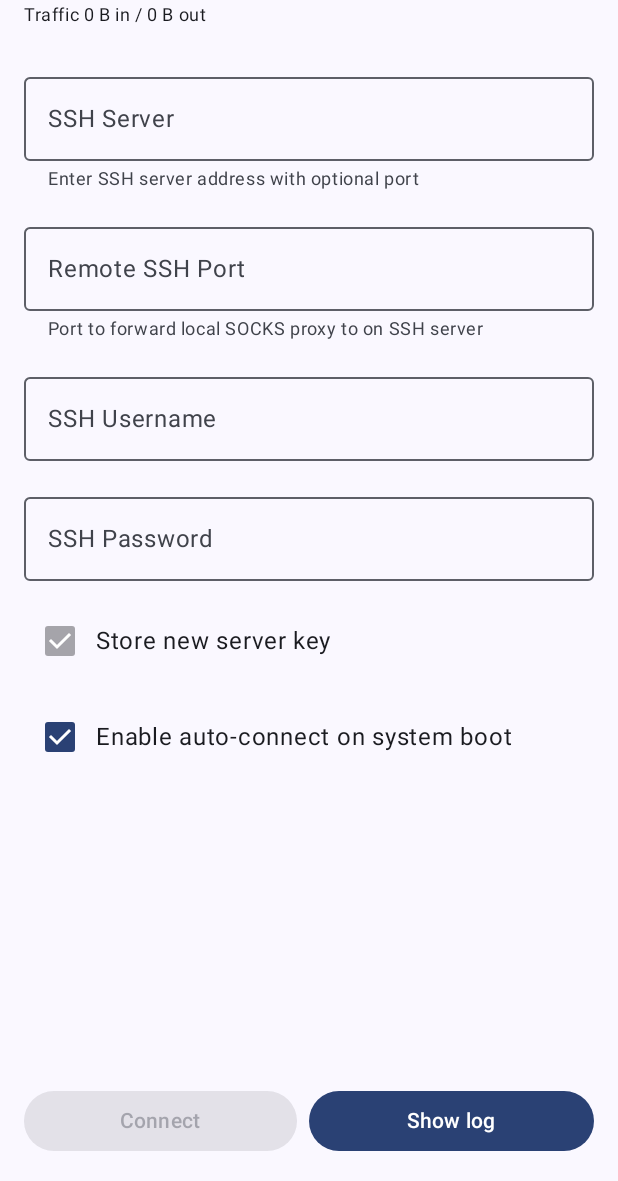
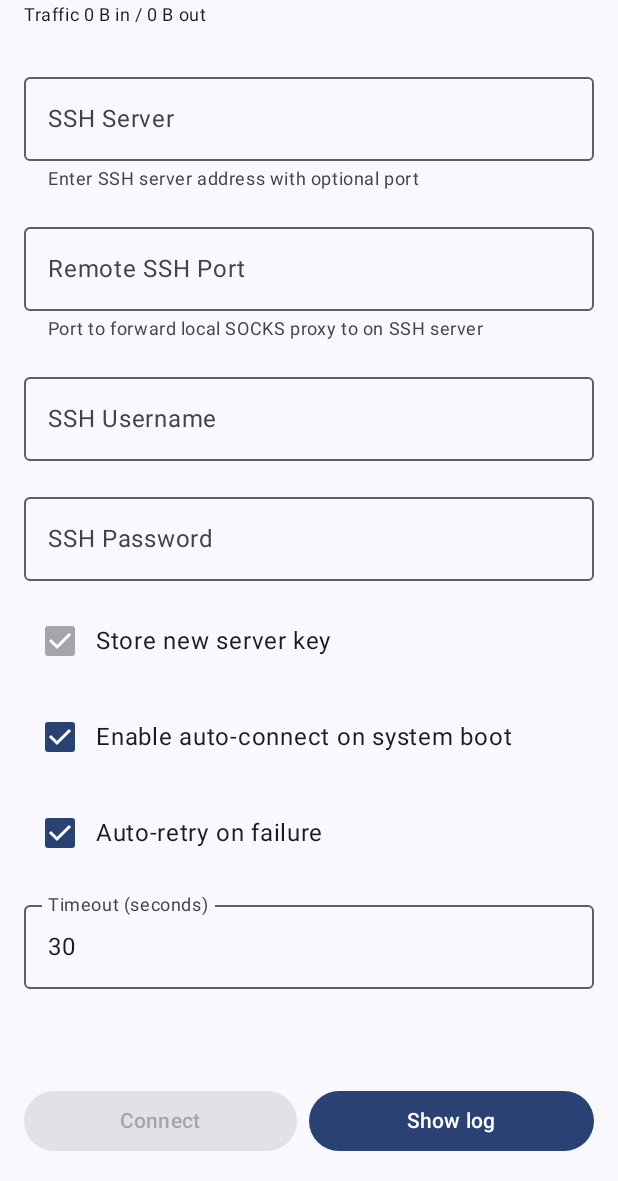
Before and after one commit to burbilog/android-as-proxy, an Android app built with Jetpack Compose: the screen it shows after launch (MainActivity), on a phone screen of 412 x 824 dp, the part 55-1236 px from its top. Run offline under Robolectric (Android 15) with nearby library versions, the light colour scheme and no system bars.

Commit message:
feat: ui for auto retry and retry timeout

```diff
--- a/app/src/main/java/net/isaeff/android/asproxy/MainActivity.kt
+++ b/app/src/main/java/net/isaeff/android/asproxy/MainActivity.kt
@@ -69,6 +69,7 @@ class MainActivity : ComponentActivity() {
                 MainScreen()
             }
         }
+        runMigrations()
         val packageInfo: PackageInfo = applicationContext
             .packageManager
             .getPackageInfo(applicationContext.packageName, 0)
@@ -78,6 +79,21 @@ class MainActivity : ComponentActivity() {
         val arch = System.getProperty("os.arch")
         AAPLog.append("AAP version $versionName running on Android $osVer ($arch)")
 
+    }
+
+    private fun runMigrations() {
+        val prefs = getSharedPreferences("aap_prefs", Context.MODE_PRIVATE)
+        with(prefs.edit()) {
+            if (!prefs.contains("auto_retry_on_failure")) {
+                putBoolean("auto_retry_on_failure", true)
+                AAPLog.append("Migration: Set auto_retry_on_failure to default (true)")
+            }
+            if (!prefs.contains("retry_timeout_seconds")) {
+                putString("retry_timeout_seconds", "30")
+                AAPLog.append("Migration: Set retry_timeout_seconds to default (30)")
+            }
+            apply()
+        }
     }
 
     companion object {
@@ -112,6 +128,8 @@ fun MainScreen() {
     var storeServerKeyChecked by rememberSaveable { mutableStateOf(false) }
     // Auto-connect preference; enabled by default on first launch
     var autoConnectChecked by rememberSaveable { mutableStateOf(true) }
+    var autoRetryChecked by rememberSaveable { mutableStateOf(true) }
+    var retryTimeout by rememberSaveable { mutableStateOf("30") }
     var showClearKeyDialog by rememberSaveable { mutableStateOf(false) }
 
     // Observe the connection state from the shared holder
@@ -135,6 +153,8 @@ fun MainScreen() {
 
         // Load auto-connect preference (default true on first start)
         autoConnectChecked = prefs.getBoolean("auto_connect", true)
+        autoRetryChecked = prefs.getBoolean("auto_retry_on_failure", true)
+        retryTimeout = prefs.getString("retry_timeout_seconds", "30") ?: "30"
     }
 
     // Listen for changes to SharedPreferences, specifically the "server_key"
@@ -159,7 +179,8 @@ fun MainScreen() {
 
     val scrollState = rememberScrollState()
     val isFormValid = sshServer.isNotBlank() && remotePort.isNotBlank() &&
-            username.isNotBlank() && password.isNotBlank() && remotePort.all { it.isDigit() } // Added digit check for remotePort
+            username.isNotBlank() && password.isNotBlank() && remotePort.all { it.isDigit() } &&
+            (!autoRetryChecked || (retryTimeout.toIntOrNull() ?: 0) > 0)
 
     // Notification permission launcher
     val notificationPermissionLauncher = rememberLauncherForActivityResult(
@@ -344,6 +365,48 @@ fun MainScreen() {
                     Text("Enable auto-connect on system boot")
                 }
 
+                // Checkbox for auto-retry on failure
+                Row(
+                    modifier = Modifier.fillMaxWidth(),
+                    verticalAlignment = Alignment.CenterVertically
+                ) {
+                    Checkbox(
+                        checked = autoRetryChecked,
+                        onCheckedChange = { newValue ->
+                            autoRetryChecked = newValue
+                            with(prefs.edit()) {
+                                putBoolean("auto_retry_on_failure", newValue)
+                                apply()
+                            }
+                        },
+                        enabled = connectionState == ConnectionState.DISCONNECTED
+                    )
+                    Text("Auto-retry on failure")
+                }
+
+                // Timeout Input for auto-retry
+                OutlinedTextField(
+                    value = retryTimeout,
+                    onValueChange = { newValue ->
+                        if (newValue.all { it.isDigit() }) {
+                            retryTimeout = newValue
+                            with(prefs.edit()) {
+                                putString("retry_timeout_seconds", newValue)
+                                apply()
+                            }
+                        }
+                    },
+                    label = { Text("Timeout (seconds)") },
+                    modifier = Modifier.fillMaxWidth(),
+                    keyboardOptions = KeyboardOptions(
+                        keyboardType = KeyboardType.Number,
+                        imeAction = ImeAction.Done
+                    ),
+                    enabled = autoRetryChecked && connectionState == ConnectionState.DISCONNECTED,
+                    supportingText = { if (autoRetryChecked && (retryTimeout.toIntOrNull() ?: 0) <= 0) Text("Must be a positive number") },
+                    isError = autoRetryChecked && (retryTimeout.toIntOrNull() ?: 0) <= 0
+                )
+
                 // Dialog for clearing host key
                 if (showClearKeyDialog) {
                     AlertDialog(
--- a/app/src/main/java/net/isaeff/android/asproxy/SSHTunnelManager.kt
+++ b/app/src/main/java/net/isaeff/android/asproxy/SSHTunnelManager.kt
@@ -336,6 +336,7 @@ class SSHTunnelManager(
                         val cfg = connectConfig
                         val configDump = cfg?.entries?.joinToString("\n") { "${it.key}=${it.value}" } ?: "No config available"
                         AAPLog.append("Current SSH config:\n$configDump")
+                        onError?.invoke("SSH tunnel failed: ${e.message}")
                     }
                     ConnectionStateHolder.setState(ConnectionState.DISCONNECTED)
                 }
```
Also changed, not shown: app/src/main/java/net/isaeff/android/asproxy/BootCompletedReceiver.kt (+1 -23 lines), app/src/main/java/net/isaeff/android/asproxy/SocksForegroundService.kt (+67 -37 lines).
